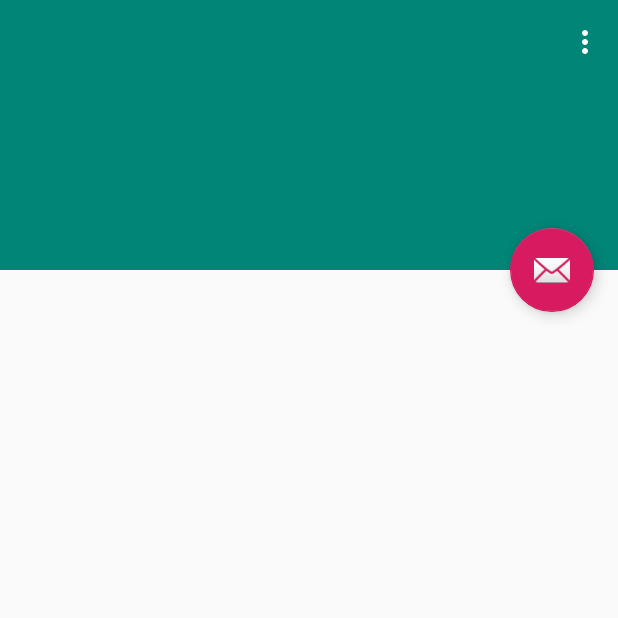
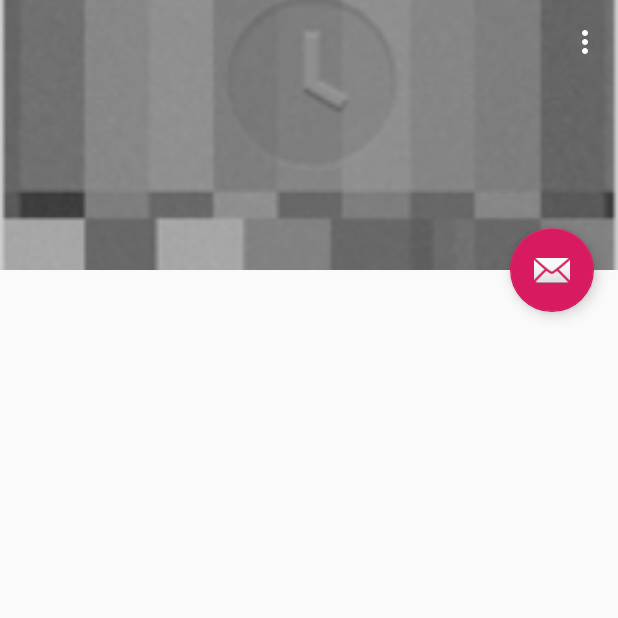
Before and after one commit to EKonyvtar/VideoSeries, an Android app: the screen it shows after launch (ScrollingActivity), on a phone screen of 412 x 824 dp, the top half of it. Run offline under Robolectric (Android 15) with nearby library versions, the phone set to English and light mode, and no system bars; our stand-ins replace AdMob; 3 statements that could not run were skipped.

Commit message:
Add parallax

```diff
--- a/app/src/main/res/layout/activity_scrolling.xml
+++ b/app/src/main/res/layout/activity_scrolling.xml
@@ -23,6 +23,15 @@
             app:layout_scrollFlags="scroll|exitUntilCollapsed"
             app:toolbarId="@+id/toolbar">
 
+            <ImageView
+                android:id="@+id/toolbarImage"
+                android:layout_width="match_parent"
+                android:layout_height="match_parent"
+                android:scaleType="centerCrop"
+                android:fitsSystemWindows="true"
+                android:src="@drawable/loading_thumbnail"
+                app:layout_collapseMode="parallax" />
+
             <androidx.appcompat.widget.Toolbar
                 android:id="@+id/toolbar"
                 android:layout_width="match_parent"
@@ -44,4 +53,12 @@
         app:layout_anchorGravity="bottom|end"
         app:srcCompat="@android:drawable/ic_dialog_email" />
 
+    <com.google.android.gms.ads.AdView
+        android:id="@+id/adView"
+        android:layout_width="match_parent"
+        android:layout_height="wrap_content"
+        app:adSize="BANNER"
+        app:adUnitId="@string/admob_unit_id_1" />
+
+
 </androidx.coordinatorlayout.widget.CoordinatorLayout>
```
Also changed, not shown: app/build.gradle (+6 -4 lines), app/src/main/res/layout/activity_about.xml (+0 -8 lines).
